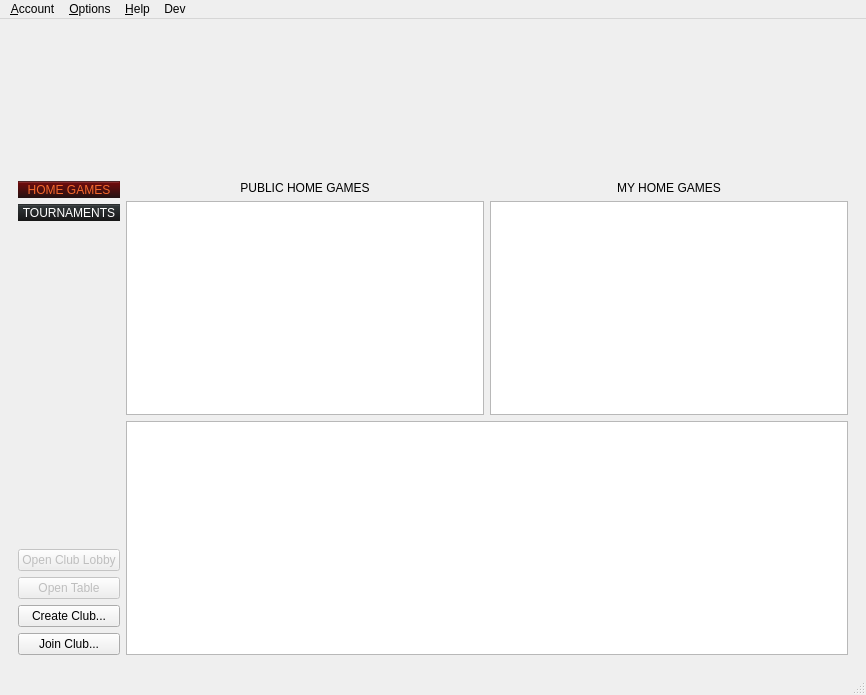
paunovic/chipup-poker, file qt-client/client/main_window.ui: the form before one commit.
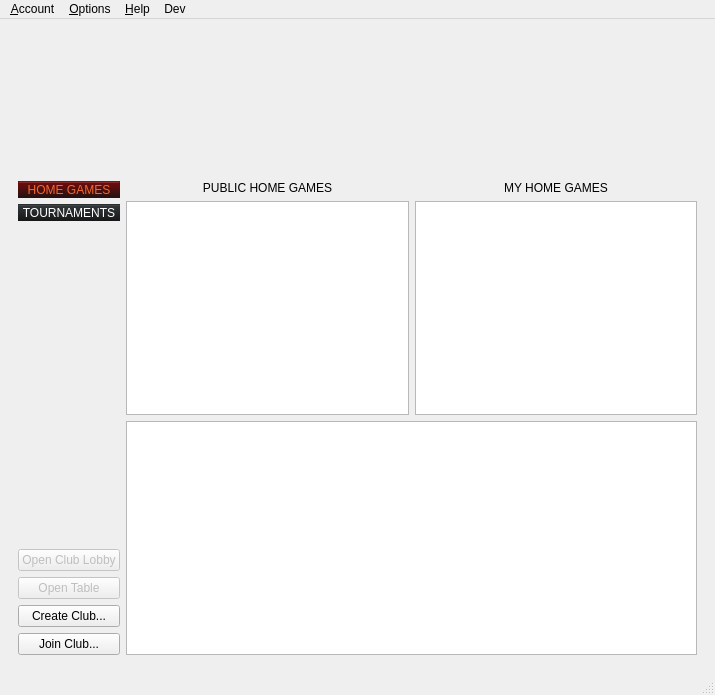
The form after the commit. Icons and pictures are not drawn.

```diff
--- a/qt-client/client/main_window.ui
+++ b/qt-client/client/main_window.ui
@@ -6,7 +6,7 @@
    <rect>
     <x>0</x>
     <y>0</y>
-    <width>866</width>
+    <width>715</width>
     <height>695</height>
    </rect>
   </property>
@@ -270,8 +270,8 @@
     <rect>
      <x>0</x>
      <y>0</y>
-     <width>866</width>
-     <height>26</height>
+     <width>715</width>
+     <height>21</height>
     </rect>
    </property>
    <widget class="QMenu" name="menuAccount">
```
Left out of the diff: 11 changed lines with no effect on the pictures.
